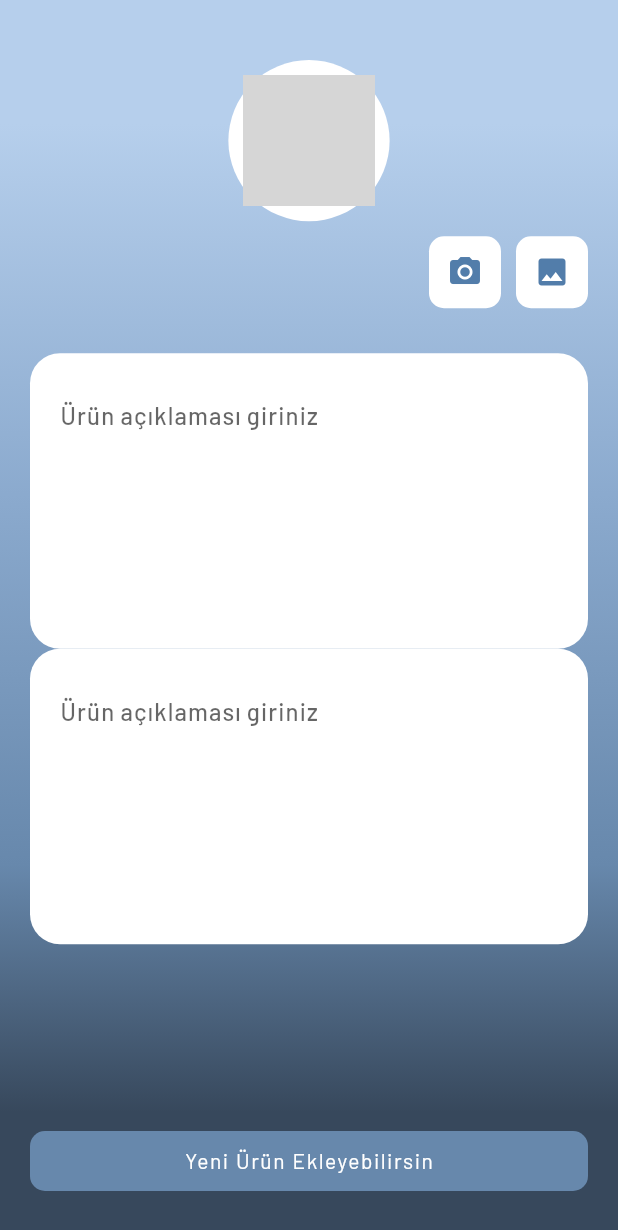
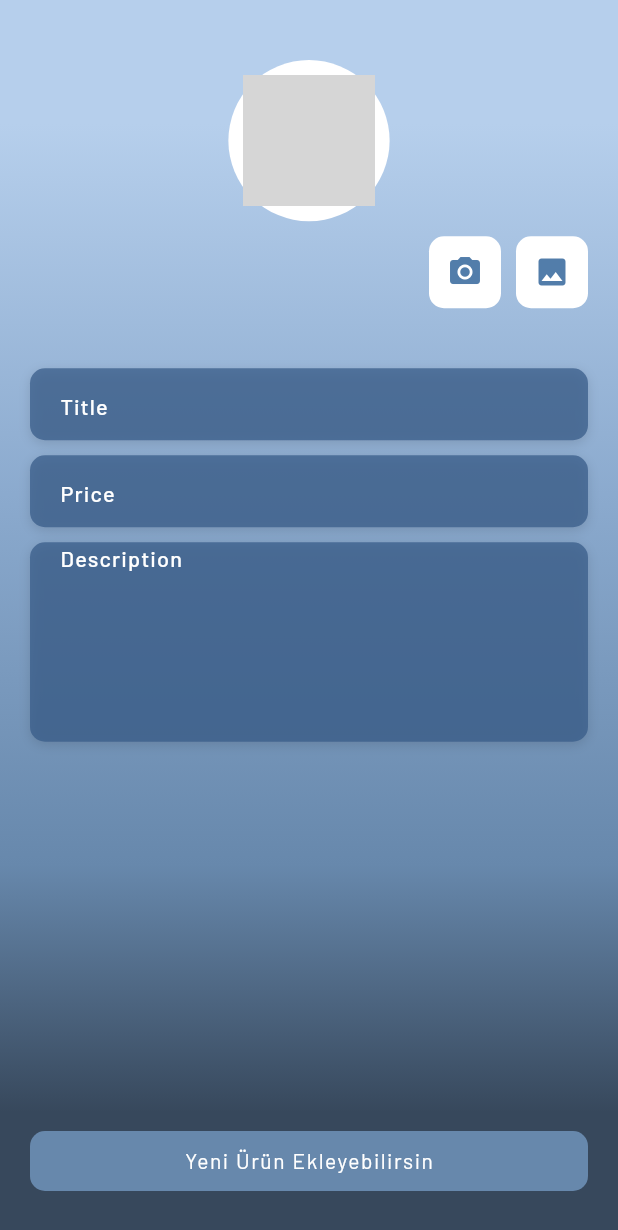
Before and after one commit to ertkn/Capstone-Rent-Bi, a Flutter app: the ProductAddScreen screen opened by its route, on a phone screen of 412 x 824 dp. Shown: the top 1230 px of the screen. Run offline on Flutter 3.47's test engine with Material 2 defaults, Android fonts, the phone set to English and light mode, and no system bars; our stand-ins replace cloud_firestore, email_validator, firebase_auth, firebase_core, firebase_storage, flutter_settings_screens and 4 more; accounts and stored records are empty; network calls fail; grey boxes are pictures that could not be loaded.

Commit message:
product page
sell some product

```diff
--- a/CapstoneRentBi/lib/models/product.dart
+++ b/CapstoneRentBi/lib/models/product.dart
@@ -57,6 +57,7 @@ class ProductModel {
     required this.title,
     required this.price,
     required this.seller,
+    this.description,
     this.buyer,
     required this.image,
     this.view,
@@ -66,6 +67,7 @@ class ProductModel {
   String title;
   String price;
   String seller;
+  String? description;
   String? buyer;
   String image;
   int? view;
@@ -75,7 +77,7 @@ class ProductModel {
     String? title,
     String? price,
     String? seller,
-    String?  buyer,
+    String? buyer,
     String? image,
     int? view,
   }) =>
@@ -86,7 +88,8 @@ class ProductModel {
         seller: seller ?? this.seller,
         buyer: buyer ?? this.buyer,
         image: image ?? this.image,
-        view:  view ?? this.view
+        view: view ?? this.view,
+        description: description ?? description,
       );
 
   factory ProductModel.fromRawJson(String str) => ProductModel.fromJson(json.decode(str));
@@ -101,32 +104,32 @@ class ProductModel {
       buyer: json["buyer"] ?? 'null',
       image: json["image"],
       view: json["view"] ?? 0,
-  );
+      description: json["description"] ?? 'unknown');
 
   Map<String, dynamic> toJson() => <String, dynamic>{
-    "id":     id,
-    "title":  title,
-    "price":  price,
+        "id": id,
+        "title": title,
+        "price": price,
         "seller": seller,
-    "buyer":  buyer ?? 'null',
-    "image":  image,
+        "buyer": buyer ?? 'null',
+        "image": image,
         "view": view,
+        "description": description ?? 'unknown',
       };
 }
 
-var map={
-  "title":"bershka",
-  "image":"url",
-  "price":"149.99",
-  "categories":[{
-    "category":"sweat",
-    "subcategory":"hoodies"
-  }]
+var map = {
+  "title": "bershka",
+  "image": "url",
+  "price": "149.99",
+  "categories": [
+    {"category": "sweat", "subcategory": "hoodies"}
+  ]
 };
 
 Map _categoriesMap = {
   "Car": {
-    "Brand":{
+    "Brand": {
       "Audi": {
         "model": [
           'series 1',
@@ -563,22 +566,22 @@ Map _categoriesMap = {
   },
   "Electronics": {
     "Subcategory": {
-      "Cameras":{},
-      "Computers":{},
-      "Other":{},
-      "Phones":{},
-      "Speakers & Headphones":{},
-      "Tvs":{},
+      "Cameras": {},
+      "Computers": {},
+      "Other": {},
+      "Phones": {},
+      "Speakers & Headphones": {},
+      "Tvs": {},
     }
   },
   "Home and Appliances": {
-    "Beeding & Rugs":{},
-    "Cookware & Tableware":{},
-    "Décor":{},
-    "Furniture":{},
-    "Home Applines":{},
-    "Home Improvement":{},
-    "Others":{},
+    "Beeding & Rugs": {},
+    "Cookware & Tableware": {},
+    "Décor": {},
+    "Furniture": {},
+    "Home Applines": {},
+    "Home Improvement": {},
+    "Others": {},
   },
   "Gaming": {},
   "Sports and Outdoors": {},
--- a/CapstoneRentBi/lib/screens/home/product/home_screen.dart
+++ b/CapstoneRentBi/lib/screens/home/product/home_screen.dart
@@ -173,7 +173,7 @@ class _HomeScreenState extends State<HomeScreen> {
           String imageURL = await ProductService().getMediaURL(imageFile);
           // ProductService().addProduct();
         }*/
-        await Navigator.pushReplacementNamed(context, '/productadd');
+        await Navigator.pushNamed(context, '/productadd');
         },
       child: const Icon(
         Icons.camera_alt,
--- a/CapstoneRentBi/lib/screens/home/product_add_screen/product_add_screen.dart
+++ b/CapstoneRentBi/lib/screens/home/product_add_screen/product_add_screen.dart
@@ -20,6 +20,7 @@ import 'package:capstone_rent_bi/models/product.dart';
 import 'package:capstone_rent_bi/services/product_service.dart';
 import 'package:capstone_rent_bi/utilities/constants.dart';
 import 'package:capstone_rent_bi/utilities/custom_text_strings.dart';
+import 'package:capstone_rent_bi/utilities/page_padding.dart';
 import 'package:capstone_rent_bi/utilities/snackbar.dart';
 import 'package:capstone_rent_bi/utilities/spacing.dart';
 import 'package:capstone_rent_bi/utilities/user_preferences.dart';
@@ -35,15 +36,44 @@ class ProductAddScreen extends StatefulWidget {
 }
 
 class _ProductAddScreenState extends State<ProductAddScreen> {
-  final TextEditingController _productController = TextEditingController();
   final ProductService _productService = ProductService();
-  final ProductModel _productModel =
-      ProductModel(id: '', title: '', price: '', seller: '', image: '');
+  final ProductModel _productModel = ProductModel(
+      id: '', title: '', price: '', seller: '', image: '', description: '', buyer: '', view: 0);
 
   final ImagePicker _pickerImage = ImagePicker();
   dynamic _pickImage;
-  dynamic _foodImage;
+  dynamic _productImage;
   bool _isLoading = false;
+
+  final formKey = GlobalKey<FormState>();
+
+  final TextEditingController _productDescriptionController = TextEditingController();
+  final TextEditingController _productTitleController = TextEditingController();
+  final TextEditingController _productPriceController = TextEditingController();
+
+  @override
+  void initState() {
+    super.initState();
+    _productDescriptionController.addListener(() {
+      /*final String text =emailController.text.toUpperCase();
+      emailController.value = emailController.value.copyWith(
+        text: text,
+        selection: TextSelection(baseOffset: text.length-9, extentOffset: text.length-2),
+        composing: TextRange.empty,
+      );*/
+    });
+    _productTitleController.addListener(() {});
+    _productPriceController.addListener(() {});
+  }
+
+  @override
+  void dispose() {
+    _productPriceController.dispose();
+    _productTitleController.dispose();
+    _productDescriptionController.dispose();
+    // controller.dispose();
+    super.dispose();
+  }
 
   @override
   Widget build(BuildContext context) {
@@ -54,7 +84,9 @@ class _ProductAddScreenState extends State<ProductAddScreen> {
   }
 
   _body() {
-    return Container(
+    return Form(
+      key: formKey,
+      child: Container(
         decoration: backgroundDecorationStyle,
         child: Stack(
           children: [
@@ -69,6 +101,7 @@ class _ProductAddScreenState extends State<ProductAddScreen> {
             ),
             if (_isLoading) CustomCircularIndicator(),
           ],
+        ),
       ),
     );
   }
@@ -85,20 +118,148 @@ class _ProductAddScreenState extends State<ProductAddScreen> {
           const SizedBox(
             height: 30,
           ),
+          Column(
+            crossAxisAlignment: CrossAxisAlignment.start,
+            children: <Widget>[
+/*              Padding(
+                padding: const PagePaddingSmall.only(),
+                child: Text(
+                  'About',
+                  style: profileTitleStyle.copyWith(fontSize: 18),
+                ),
+              ),*/
+              verticalSpaceSmall,
+              _productTitleContainer(),
+              verticalSpaceSmall,
+              _productPriceContainer(),
+              verticalSpaceSmall,
+              _productDescriptionContainer(),
+            ],
+          ),
+/*          verticalSpaceMedium,
           Container(
-            decoration: const BoxDecoration(
+            *//*decoration: const BoxDecoration(
               color: Colors.white,
               borderRadius: BorderRadius.all(
                 Radius.circular(20),
               ),
-            ),
+            ),*//*
+            decoration: boxDecorationStyle,
             child: Padding(
               padding: const EdgeInsets.all(20.0),
-              child: _foodTextField(),
+              child: _productTextField(),
+            ),
+          ),*/
+        ],
+      ),
+    );
+  }
+
+  Container _productDescriptionContainer() {
+    return Container(
+      decoration: boxDecorationStyle,
+      child: TextFormField(
+        maxLines: 7,
+        controller: _productDescriptionController,
+        cursorColor: Colors.white,
+        style: fieldTextStyle,
+        keyboardType: TextInputType.name,
+        textInputAction: TextInputAction.next,
+        onFieldSubmitted: (_) => FocusScope.of(context).nextFocus(),
+
+        // controller: lastNameController,
+
+        validator: (value) => value != null && (value.length > 500 || value.isEmpty)
+            ? 'Name length must be between 1-500 characters'
+            : null,
+
+        onSaved: (newValue) {
+          setState(() {
+            // UserPreferences.myUser.lastName = newValue ?? nullStringPlaceHolder;
+            _productModel.description = newValue ?? '';
+          });
+        },
+
+        decoration: const InputDecoration(
+          hintText: 'Description',
+          hintStyle: hintTextStyle,
+          alignLabelWithHint: true,
+          border: InputBorder.none,
+          // contentPadding: const EdgeInsets.fromLTRB(25, 25, 0, 5),
+          contentPadding: PagePaddingSmall.only(),
         ),
       ),
-          _bodyContainer(),
-        ],
+    );
+  }
+
+  Container _productPriceContainer() {
+    return Container(
+      decoration: boxDecorationStyle,
+      child: TextFormField(
+        controller: _productPriceController,
+        cursorColor: Colors.white,
+        style: fieldTextStyle,
+        keyboardType: TextInputType.number,
+
+        textInputAction: TextInputAction.next,
+        onFieldSubmitted: (_) => FocusScope.of(context).nextFocus(),
+
+        // controller: lastNameController,
+
+        validator: (value) => value != null && (value.length > 10 || value.isEmpty)
+            ? 'Name length must be between 1-10 characters'
+            : null,
+
+        onSaved: (newValue) {
+          setState(() {
+            // UserPreferences.myUser.lastName = newValue ?? nullStringPlaceHolder;
+            _productModel.price = newValue ?? '';
+          });
+        },
+
+        decoration: const InputDecoration(
+          hintText: 'Price',
+          hintStyle: hintTextStyle,
+          border: InputBorder.none,
+          // contentPadding: const EdgeInsets.fromLTRB(25, 25, 0, 5),
+          contentPadding: PagePaddingSmall.only(),
+        ),
+      ),
+    );
+  }
+
+  Container _productTitleContainer() {
+    return Container(
+      decoration: boxDecorationStyle,
+      child: TextFormField(
+        controller: _productTitleController,
+        cursorColor: Colors.white,
+        style: fieldTextStyle,
+        keyboardType: TextInputType.name,
+
+        textInputAction: TextInputAction.next,
+        onFieldSubmitted: (_) => FocusScope.of(context).nextFocus(),
+
+        // controller: lastNameController,
+
+        validator: (value) => value != null && (value.length > 100 || value.isEmpty)
+            ? 'Name length must be between 1-100 characters'
+            : null,
+
+        onSaved: (newValue) {
+          setState(() {
+            // UserPreferences.myUser.lastName = newValue ?? nullStringPlaceHolder;
+            _productModel.title = newValue ?? '';
+          });
+        },
+
+        decoration: const InputDecoration(
+          hintText: 'Title',
+          hintStyle: hintTextStyle,
+          border: InputBorder.none,
+          // contentPadding: const EdgeInsets.fromLTRB(25, 25, 0, 5),
+          contentPadding: PagePaddingSmall.only(),
+        ),
       ),
     );
   }
@@ -130,19 +291,21 @@ class _ProductAddScreenState extends State<ProductAddScreen> {
       ),
       child: Padding(
         padding: const EdgeInsets.all(20.0),
-        child: _foodTextField(),
+        child: _productTextField(),
       ),
     );
   }
 
-  TextField _foodTextField() {
-    return TextField(
+  TextFormField _productTextField() {
+    return TextFormField(
+        style: fieldTextStyle,
         cursorColor: Colors.blue,
-        controller: _productController,
+        controller: _productDescriptionController,
         maxLines: 7,
         decoration: InputDecoration(
+          hintStyle: fieldTextStyle,
           hintText: CustomTextString.addProductText,
-          enabledBorder: const UnderlineInputBorder(
+/*          enabledBorder: const UnderlineInputBorder(
             borderSide: BorderSide(
               color: Colors.white,
             ),
@@ -156,7 +319,7 @@ class _ProductAddScreenState extends State<ProductAddScreen> {
             borderSide: BorderSide(
               color: Colors.white,
             ),
-          ),
+          ),*/
         ));
   }
 
@@ -230,7 +393,7 @@ class _ProductAddScreenState extends State<ProductAddScreen> {
   }
 
   Container _imagePlace() {
-    if (_foodImage != null) {
+    if (_productImage != null) {
       return _fileImage();
     } else {
       if (_pickImage != null) {
@@ -254,7 +417,7 @@ class _ProductAddScreenState extends State<ProductAddScreen> {
         child: ClipRRect(
           borderRadius: BorderRadius.circular(20),
           child: Image.file(
-            File(_foodImage!.path),
+            File(_productImage!.path),
           ),
         ),
       ),
@@ -339,11 +502,18 @@ class _ProductAddScreenState extends State<ProductAddScreen> {
   }
 
   void _saveButtonOnTap() {
-    if (_productController.text.isNotEmpty && _foodImage != null) {
+    final form = formKey.currentState!;
+
+    if(form.validate()){
+      form.save();
+      if (_productDescriptionController.text.isNotEmpty &&
+          _productDescriptionController.text.isNotEmpty &&
+          _productDescriptionController.text.isNotEmpty &&
+          _productImage != null) {
         setState(() {
           _isLoading = true;
         });
-      _productService.addProductInScreen(_productModel, _foodImage ?? '').then((value) {
+        _productService.addProductInScreen(_productModel, _productImage ?? '').then((value) {
           Navigator.pop(context);
         }).catchError((error) {
           SnackBarMessage.showSnackBar(context,
@@ -358,6 +528,7 @@ class _ProductAddScreenState extends State<ProductAddScreen> {
             text: 'ouch!! register is failed!\n\n${CustomTextString.errorText}');
       }
     }
+  }
 
   void _onImageButtonPressed(
     ImageSource source, {
@@ -366,11 +537,13 @@ class _ProductAddScreenState extends State<ProductAddScreen> {
     try {
       final pickedFile = await _pickerImage.pickImage(source: source);
       setState(() {
-        _foodImage = pickedFile!;
+        // _productModel.image = pickedFile;
+        _productImage = pickedFile!;
       });
     } catch (error) {
       setState(() {
-        _pickImage = error;
+
+        _pickImage = placeholderLarge;
       });
     }
   }
```
Also changed, not shown: CapstoneRentBi/lib/services/product_service.dart (+9 -6 lines). Lines whose indentation alone changed are shown as unchanged.
